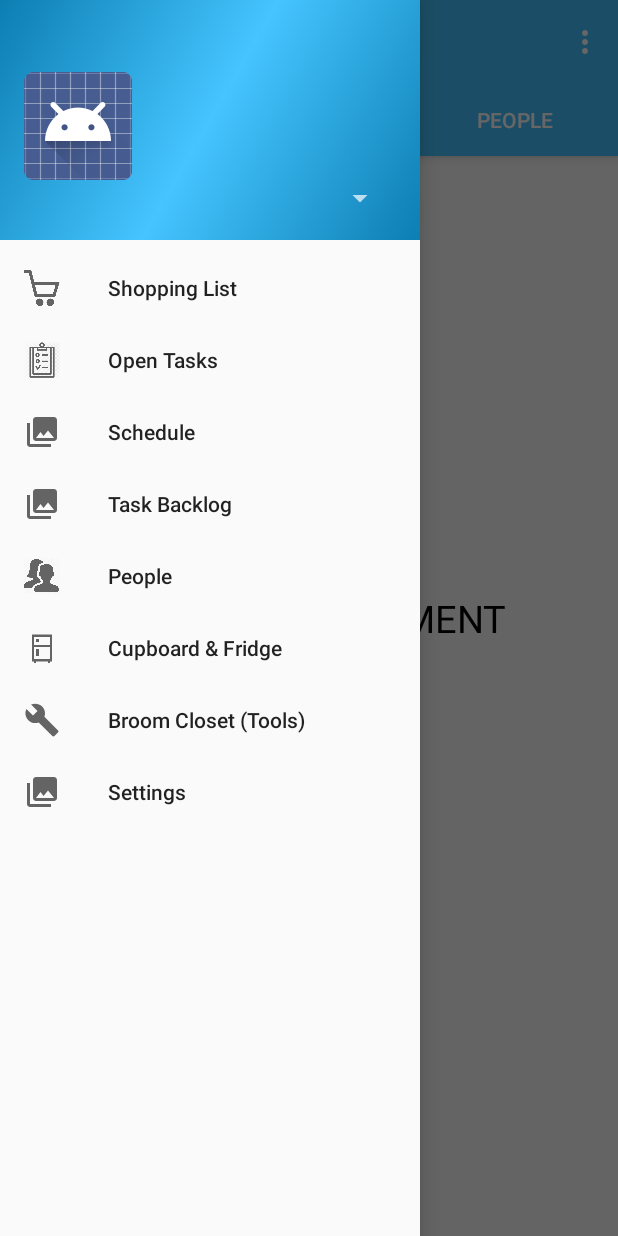
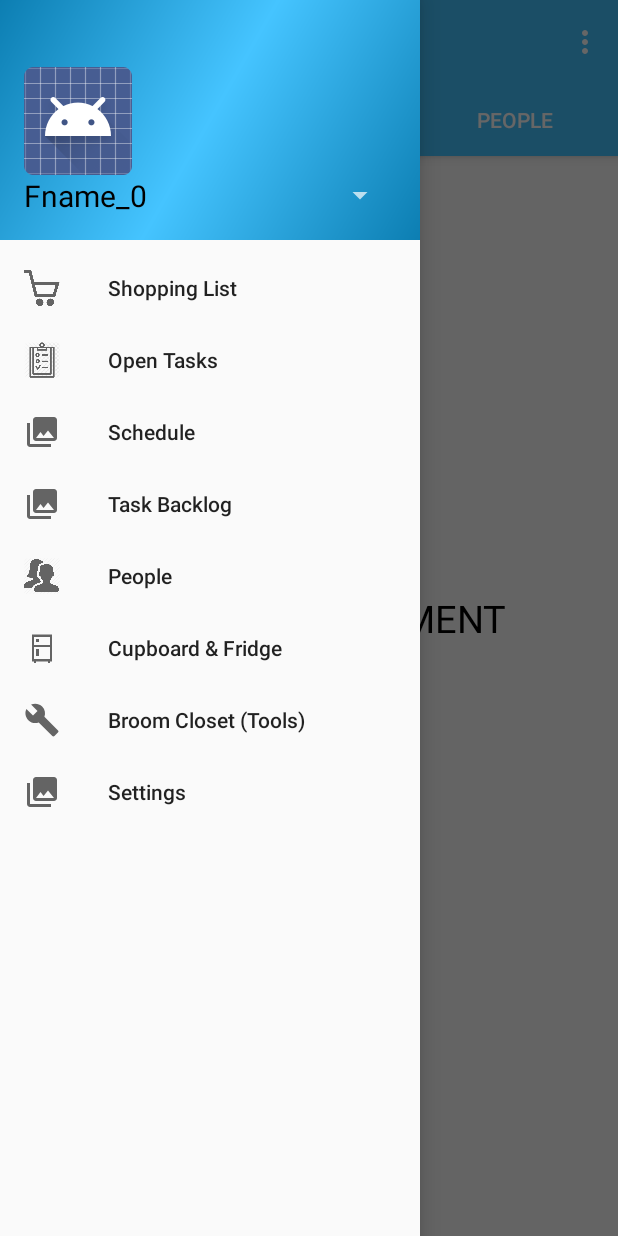
Before and after one commit to vharvey80/SEG2505_FinalProject, an Android app: the screen it shows after launch (MainActivity), with the side drawer open, on a phone screen of 412 x 824 dp. Run offline under Robolectric (Android 15) with nearby library versions, the phone set to English and light mode, and no system bars.

Commit message:
Deliverable 3

```diff
--- a/FamilyTaskManager/app/src/main/java/familytaskmanager/microso/com/familytaskmanager/MainActivity.java
+++ b/FamilyTaskManager/app/src/main/java/familytaskmanager/microso/com/familytaskmanager/MainActivity.java
@@ -1,5 +1,6 @@
 package familytaskmanager.microso.com.familytaskmanager;
 
+import android.content.DialogInterface;
 import android.content.Intent;
 import android.os.Bundle;
 import android.support.design.widget.FloatingActionButton;
@@ -7,6 +8,8 @@ import android.support.design.widget.Snackbar;
 import android.support.design.widget.TabLayout;
 import android.support.v4.view.PagerAdapter;
 import android.support.v4.view.ViewPager;
+import android.support.v7.app.AlertDialog;
+import android.view.LayoutInflater;
 import android.view.View;
 import android.support.design.widget.NavigationView;
 import android.support.v4.view.GravityCompat;
@@ -23,9 +26,11 @@ import android.widget.ExpandableListView;
 import android.widget.LinearLayout;
 import android.widget.ListView;
 import android.widget.Spinner;
+import android.widget.SpinnerAdapter;
 import android.widget.Toast;
 
 import java.io.Serializable;
+import java.lang.reflect.Array;
 import java.util.ArrayList;
 import java.util.List;
 
@@ -36,6 +41,7 @@ public class MainActivity extends AppCompatActivity
     PagerAdapter pagerAdapter;
     TabLayout tbl_pages;
     Family family;
+    public ArrayList<User> users;
 
     @Override
     protected void onCreate(Bundle savedInstanceState) {
@@ -53,7 +59,25 @@ public class MainActivity extends AppCompatActivity
         NavigationView navigationView = (NavigationView) findViewById(R.id.nav_view);
         navigationView.setNavigationItemSelectedListener(this);
 
-        NavigationView navView = (NavigationView) findViewById(R.id.nav_view);
+        ArrayList<User> users = new ArrayList<User>();
+
+        for (int i = 0; i < 5; i++) {
+            users.add(new User((i + 1), "Fname_" + i, "Lname_" + i, true, 1, 20));
+        }
+
+        UserChangeAdapter user_adapter = new UserChangeAdapter(this, users);
+        user_adapter.setDropDownViewResource(R.layout.user_change_list_item);
+
+        View v = navigationView.getHeaderView(0);
+        Spinner user_spinner_list_view = (Spinner) v.findViewById(R.id.userMenuList);
+
+        user_spinner_list_view.setAdapter(user_adapter);
+
+        /*users = new ArrayList<User>();
+        users.add(new User(1, "Vincent", "Harvey", true, 1, 19));
+        users.add(new User(2, "Walid", "Bounouar", true, 1, 122));
+        users.add(new User(3, "Thomas", "Charette", true, 1, 2));*/
+
 
         //Start code for Tab Menu
         vp_pages= (ViewPager) findViewById(R.id.vp_pages);
--- a/FamilyTaskManager/app/src/main/java/familytaskmanager/microso/com/familytaskmanager/ToolListAdapter.java
+++ b/FamilyTaskManager/app/src/main/java/familytaskmanager/microso/com/familytaskmanager/ToolListAdapter.java
@@ -40,7 +40,7 @@ public class ToolListAdapter extends ArrayAdapter<Tool> {
         TextView supplyView = (TextView) rowView.findViewById(R.id.toolListItemSupply);
         Button btnDelete = (Button) rowView.findViewById(R.id.delete);
         nameView.setText(selected_tool.getName());
-        supplyView.setText(supplyView.getText() + Integer.toString(selected_tool.getSupply()));
+        supplyView.setText(supplyView.getText() + Integer.toString(selected_tool.getSupply())); // Look out for the text increment.
         btnDelete.setOnClickListener(new View.OnClickListener() {
             public void onClick(View v) {
                 /*
--- a/FamilyTaskManager/app/src/main/java/familytaskmanager/microso/com/familytaskmanager/UserChangeAdapter.java
+++ b/FamilyTaskManager/app/src/main/java/familytaskmanager/microso/com/familytaskmanager/UserChangeAdapter.java
@@ -5,11 +5,14 @@ import android.view.LayoutInflater;
 import android.view.View;
 import android.view.ViewGroup;
 import android.widget.ArrayAdapter;
+import android.widget.BaseAdapter;
 import android.widget.Button;
 import android.widget.ImageView;
+import android.widget.SpinnerAdapter;
 import android.widget.TextView;
 
 import java.util.ArrayList;
+import java.util.List;
 
 /**
  * Created by Vince-PC on 2017-11-22.
@@ -17,13 +20,14 @@ import java.util.ArrayList;
 
 public class UserChangeAdapter extends ArrayAdapter<User> {
     private final Context context;
+    //private final ArrayList<User> users;
     private final ArrayList<User> users;
     private User selected_user;
 
-    public UserChangeAdapter(Context context, ArrayList<User> values) {
-        super(context, R.layout.user_change_list_item, values);
+    public UserChangeAdapter(Context context, ArrayList<User> users) {
+        super(context, R.layout.user_change_list_item, users);
         this.context = context;
-        this.users = values;
+        this.users = users;
     }
 
     @Override
@@ -32,10 +36,11 @@ public class UserChangeAdapter extends ArrayAdapter<User> {
         selected_user = users.get(position);
         LayoutInflater inflater = (LayoutInflater) context.getSystemService(Context.LAYOUT_INFLATER_SERVICE);
         View rowView = inflater.inflate(R.layout.user_change_list_item, parent, false);
+
         TextView nameView = (TextView) rowView.findViewById(R.id.userchangelistname);
-        ImageView picView = (ImageView) rowView.findViewById(R.id.user_picture);
-        nameView.setText(selected_user.getFname() + selected_user.getLname());
-        picView.setImageResource(selected_user.getProfilePicId());
+        //ImageView picView = (ImageView) rowView.findViewById(R.id.user_picture);
+        nameView.setText(selected_user.getFname());
+        //picView.setImageResource(selected_user.getProfilePicId());
         return rowView;
     }
 
```
Also changed, not shown: FamilyTaskManager/app/src/main/res/layout/user_change_list_item.xml (+7 -23 lines).
